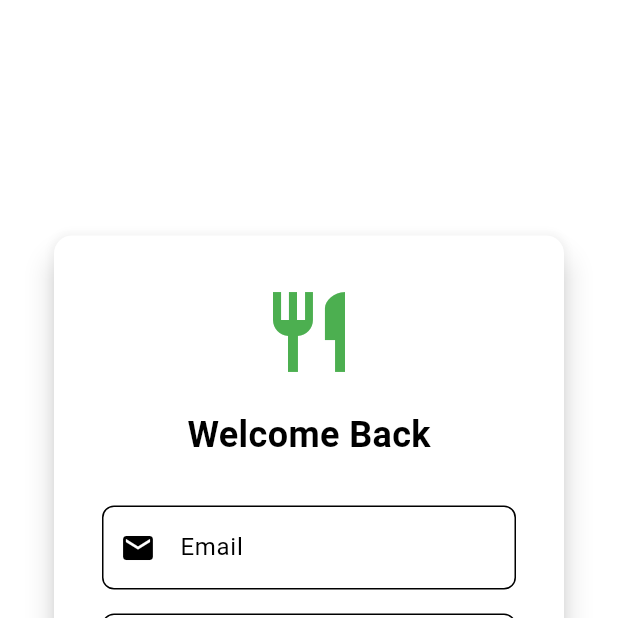
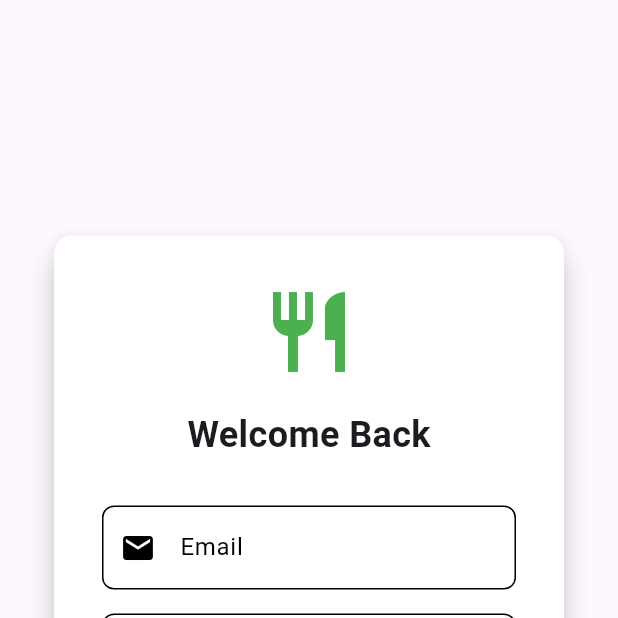
Before and after one commit to JohnnyKozman2007/Dialagent-PWA, a Flutter app: the screen it shows after launch, on a phone screen of 412 x 824 dp, the top half of it. Run offline on Flutter 3.47's test engine with Material 3 defaults, Android fonts, the phone set to English and light mode, and no system bars; our stand-ins replace cloud_firestore, firebase_auth, firebase_core, flutter_riverpod, go_router, qr_flutter; missing offline and left inert: base32, dart:html; accounts and stored records are empty; statements that could not run were skipped.

Commit message:
Force light theme on login screen

```diff
--- a/lib/screens/auth/login_screen.dart
+++ b/lib/screens/auth/login_screen.dart
@@ -54,8 +54,6 @@ class _LoginScreenState extends ConsumerState<LoginScreen> {
       } else if (!hasOnboarding) {
         context.go('/onboarding');
       } else {
-        // For existing session, we don't force 2FA verification here
-        // because it was already done during login.
         context.go('/dashboard');
       }
     } catch (e) {
@@ -98,14 +96,11 @@ class _LoginScreenState extends ConsumerState<LoginScreen> {
         final hasOnboarding = doc.data()?['onboardingCompleted'] ?? false;
 
         if (!has2FA) {
-          // 2FA not set up — force setup
           context.go('/twofa');
         } else {
-          // 2FA is set up — force verification
           context.go('/verify-2fa', extra: user.email);
         }
       } catch (e) {
-        // If Firestore fails, go to onboarding as fallback
         context.go('/onboarding');
       }
     } on FirebaseAuthException catch (e) {
@@ -122,7 +117,14 @@ class _LoginScreenState extends ConsumerState<LoginScreen> {
 
   @override
   Widget build(BuildContext context) {
-    return Scaffold(
+    // 🔥 FORCE LIGHT THEME ON LOGIN SCREEN
+    return Theme(
+      data: ThemeData.light().copyWith(
+        primarySwatch: Colors.green,
+        useMaterial3: true,
+        colorScheme: const ColorScheme.light(primary: Colors.green),
+      ),
+      child: Scaffold(
         body: Center(
           child: Padding(
             padding: const EdgeInsets.all(32.0),
@@ -189,6 +191,7 @@ class _LoginScreenState extends ConsumerState<LoginScreen> {
             ),
           ),
         ),
+      ),
     );
   }
 }
```
Lines whose indentation alone changed are shown as unchanged.
